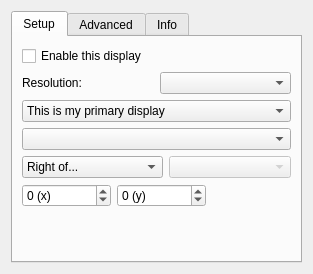
Qt form lxqt-config-monitor/monitorwidget.ui (lxqt/lxqt-config) before a commit.
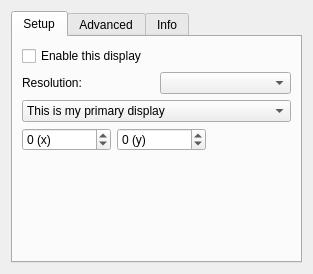
The same form after that commit.

Commit message: Check KScreen reply is OK. Changes in interface.

```diff
--- a/lxqt-config-monitor/monitorwidget.ui
+++ b/lxqt-config-monitor/monitorwidget.ui
@@ -21,7 +21,7 @@
        <string>Setup</string>
       </attribute>
       <layout class="QGridLayout" name="gridLayout">
-       <item row="9" column="0" colspan="2">
+       <item row="7" column="0" colspan="2">
         <layout class="QHBoxLayout" name="xyPosLayout">
          <item>
           <widget class="QSpinBox" name="xPosSpinBox">
@@ -110,47 +110,7 @@
          </item>
         </widget>
        </item>
-       <item row="4" column="0" colspan="2">
-        <layout class="QHBoxLayout" name="horizontalLayout_2">
-         <item>
-          <widget class="QComboBox" name="positioningCombo">
-           <item>
-            <property name="text">
-             <string>Right of...</string>
-            </property>
-           </item>
-           <item>
-            <property name="text">
-             <string>Left of...</string>
-            </property>
-           </item>
-           <item>
-            <property name="text">
-             <string>Above...</string>
-            </property>
-           </item>
-           <item>
-            <property name="text">
-             <string>Below...</string>
-            </property>
-           </item>
-           <item>
-            <property name="text">
-             <string>Positioned manually</string>
-            </property>
-           </item>
-          </widget>
-         </item>
-         <item>
-          <widget class="QComboBox" name="relativeScreensCombo">
-           <property name="enabled">
-            <bool>false</bool>
-           </property>
-          </widget>
-         </item>
-        </layout>
-       </item>
-       <item row="10" column="0" colspan="2">
+       <item row="8" column="0" colspan="2">
         <spacer name="verticalSpacer">
          <property name="orientation">
           <enum>Qt::Vertical</enum>
@@ -163,9 +123,6 @@
          </property>
         </spacer>
        </item>
-       <item row="3" column="0" colspan="2">
-        <widget class="QComboBox" name="clonesCombo"/>
-       </item>
       </layout>
      </widget>
      <widget class="QWidget" name="tabAdvanced">
```
Left out of the diff: 5 changed lines with no effect on the pictures. The commit also changes 4 other files.
